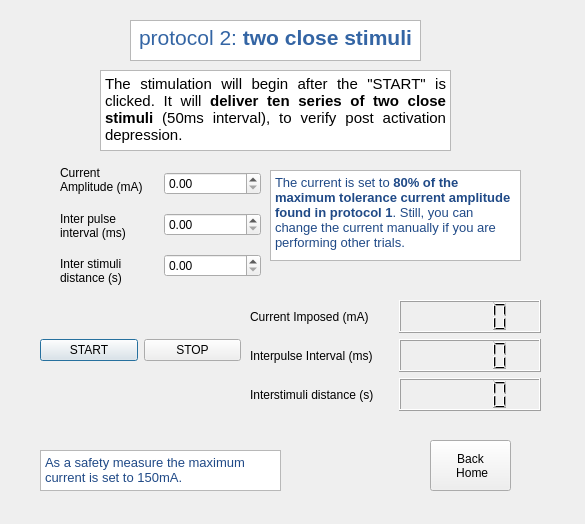
Above: _Stimulation/stimulation_GUI/protocol2.ui from annasparapani/MScThesis_tSCS before the change. Below: the same form after it.
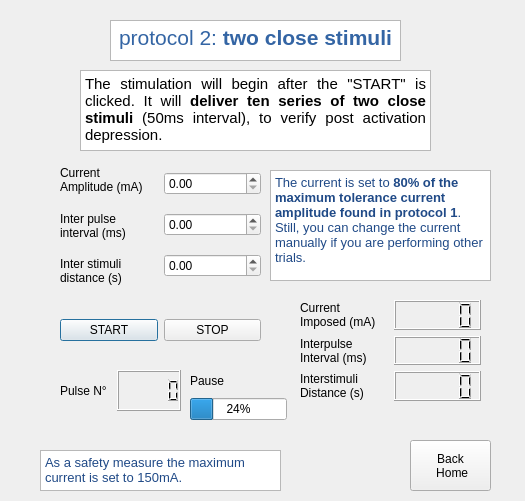
That is the form after the change.

```diff
--- a/_Stimulation/stimulation_GUI/protocol2.ui
+++ b/_Stimulation/stimulation_GUI/protocol2.ui
@@ -6,8 +6,8 @@
    <rect>
     <x>0</x>
     <y>0</y>
-    <width>585</width>
-    <height>524</height>
+    <width>525</width>
+    <height>501</height>
    </rect>
   </property>
   <property name="windowTitle">
@@ -33,8 +33,8 @@
   <widget class="QWidget" name="layoutWidget">
    <property name="geometry">
     <rect>
-     <x>40</x>
-     <y>320</y>
+     <x>60</x>
+     <y>300</y>
      <width>201</width>
      <height>61</height>
     </rect>
@@ -59,7 +59,7 @@
   <widget class="QTextBrowser" name="Text_Description">
    <property name="geometry">
     <rect>
-     <x>100</x>
+     <x>80</x>
      <y>70</y>
      <width>351</width>
      <height>81</height>
@@ -76,7 +76,7 @@
   <widget class="QTextBrowser" name="Text_Title">
    <property name="geometry">
     <rect>
-     <x>130</x>
+     <x>110</x>
      <y>20</y>
      <width>291</width>
      <height>41</height>
@@ -93,7 +93,7 @@
   <widget class="QPushButton" name="Button_Home">
    <property name="geometry">
     <rect>
-     <x>430</x>
+     <x>410</x>
      <y>440</y>
      <width>81</width>
      <height>51</height>
@@ -109,8 +109,8 @@
     <rect>
      <x>270</x>
      <y>170</y>
-     <width>251</width>
-     <height>91</height>
+     <width>221</width>
+     <height>111</height>
     </rect>
    </property>
    <property name="html">
@@ -177,10 +177,10 @@
   <widget class="QWidget" name="layoutWidget">
    <property name="geometry">
     <rect>
-     <x>250</x>
+     <x>300</x>
      <y>300</y>
-     <width>291</width>
-     <height>111</height>
+     <width>181</width>
+     <height>101</height>
     </rect>
    </property>
    <layout class="QHBoxLayout" name="horizontalLayout_2">
@@ -189,21 +189,24 @@
       <item>
        <widget class="QLabel" name="Label_currentImposed">
         <property name="text">
-         <string>Current Imposed (mA)</string>
+         <string>Current
+Imposed (mA)</string>
         </property>
        </widget>
       </item>
       <item>
        <widget class="QLabel" name="Label_IPIImposed">
         <property name="text">
-         <string>Interpulse Interval (ms)</string>
+         <string>Interpulse
+Interval (ms)</string>
         </property>
        </widget>
       </item>
       <item>
        <widget class="QLabel" name="Label_ISDImposed">
         <property name="text">
-         <string>Interstimuli distance (s)</string>
+         <string>Interstimuli
+Distance (s)</string>
         </property>
        </widget>
       </item>
@@ -224,6 +227,54 @@
     </item>
    </layout>
   </widget>
+  <widget class="QWidget" name="">
+   <property name="geometry">
+    <rect>
+     <x>60</x>
+     <y>370</y>
+     <width>121</width>
+     <height>41</height>
+    </rect>
+   </property>
+   <layout class="QHBoxLayout" name="horizontalLayout_4">
+    <item>
+     <widget class="QLabel" name="Label_pulseNo">
+      <property name="text">
+       <string>Pulse N°</string>
+      </property>
+     </widget>
+    </item>
+    <item>
+     <widget class="QLCDNumber" name="LCD_PulseNo"/>
+    </item>
+   </layout>
+  </widget>
+  <widget class="QWidget" name="">
+   <property name="geometry">
+    <rect>
+     <x>190</x>
+     <y>370</y>
+     <width>97</width>
+     <height>50</height>
+    </rect>
+   </property>
+   <layout class="QVBoxLayout" name="verticalLayout">
+    <item>
+     <widget class="QLabel" name="Label_pause">
+      <property name="text">
+       <string>Pause</string>
+      </property>
+     </widget>
+    </item>
+    <item>
+     <widget class="QProgressBar" name="progressBar_Pause">
+      <property name="value">
+       <number>24</number>
+      </property>
+     </widget>
+    </item>
+   </layout>
+  </widget>
  </widget>
  <resources/>
  <connections/>
```
